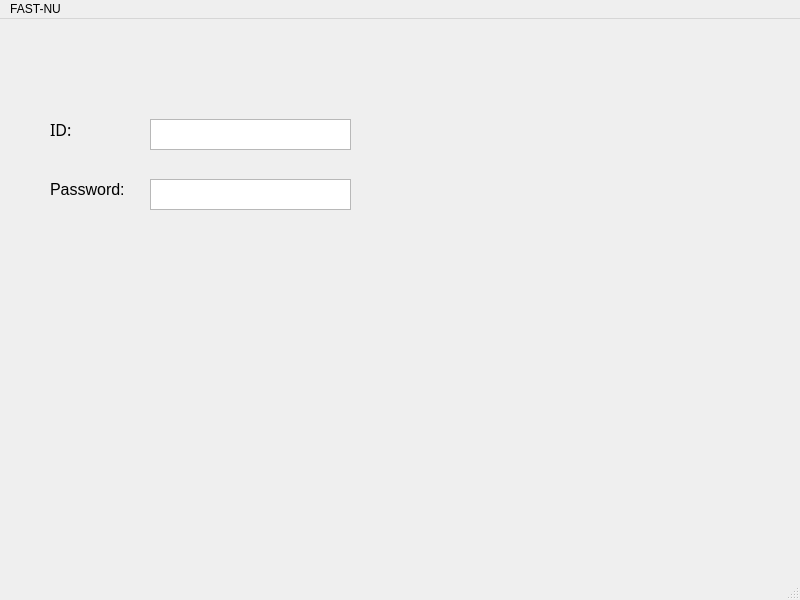
First picture: the form in Semester 2/GUI/Qt/New folder/untitled/mainwindow.ui, repository sufiyaanusmani/FAST-NUCES, before the edit.
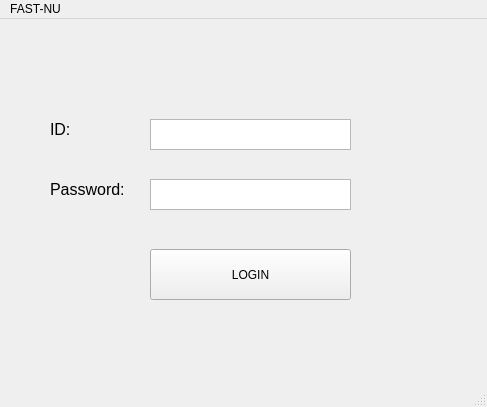
Second picture: the form after the edit.

What changed in the file:
```diff
--- a/Semester 2/GUI/Qt/New folder/untitled/mainwindow.ui
+++ b/Semester 2/GUI/Qt/New folder/untitled/mainwindow.ui
@@ -6,8 +6,8 @@
    <rect>
     <x>0</x>
     <y>0</y>
-    <width>800</width>
-    <height>600</height>
+    <width>487</width>
+    <height>407</height>
    </rect>
   </property>
   <property name="windowTitle">
@@ -25,7 +25,6 @@
     </property>
     <property name="font">
      <font>
-      <family>Yu Gothic Medium</family>
       <pointsize>12</pointsize>
      </font>
     </property>
@@ -83,13 +82,26 @@
      <string>*</string>
     </property>
    </widget>
+   <widget class="QPushButton" name="pushButton">
+    <property name="geometry">
+     <rect>
+      <x>150</x>
+      <y>230</y>
+      <width>201</width>
+      <height>51</height>
+     </rect>
+    </property>
+    <property name="text">
+     <string>LOGIN</string>
+    </property>
+   </widget>
   </widget>
   <widget class="QMenuBar" name="menubar">
    <property name="geometry">
     <rect>
      <x>0</x>
      <y>0</y>
-     <width>800</width>
+     <width>487</width>
      <height>21</height>
     </rect>
    </property>
```
